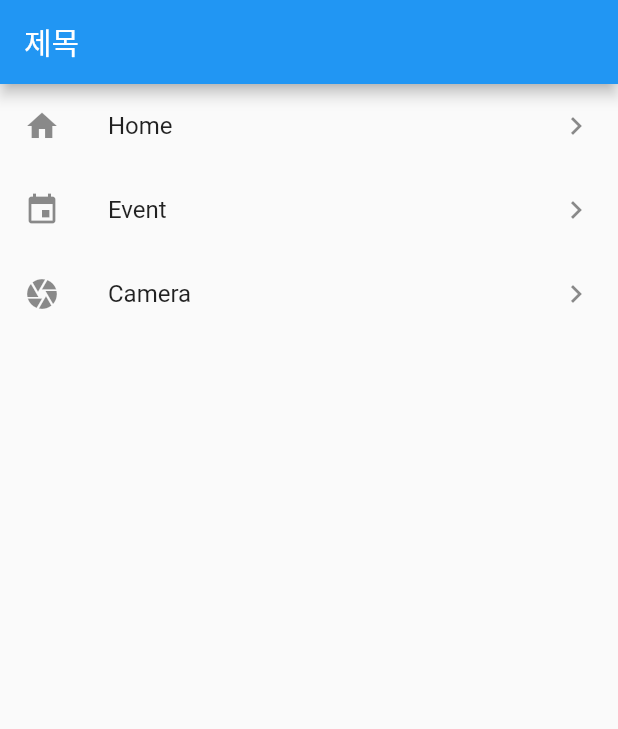
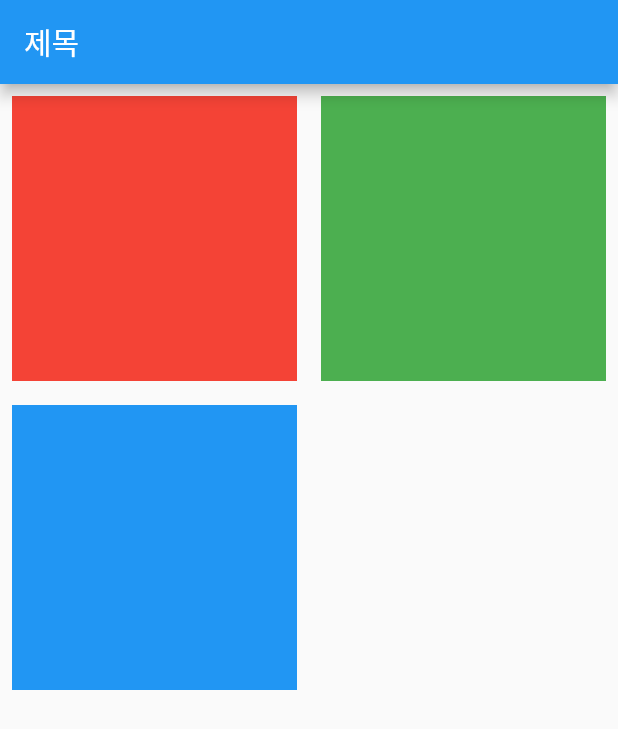
Before and after one commit to peactor/widgets, a Flutter app: the screen it shows after launch, on a phone screen of 412 x 824 dp. Shown: the top 729 px of the screen. Run offline on Flutter 3.47's test engine with Material 2 defaults, Android fonts, the phone set to English and light mode, and no system bars.

```diff
--- a/lib/main.dart
+++ b/lib/main.dart
@@ -26,32 +26,34 @@ class MyHomePage extends StatelessWidget {
         title: Text('제목'),
       ),
       body:
-        ListView(
-          scrollDirection: Axis.vertical,
-          children: <Widget>[
-            ListTile(
-              leading:Icon(Icons.home),
-              title: Text('Home'),
-              trailing:Icon(Icons.navigate_next),
-              onTap: (){},
-            ),
-            ListTile(
-              leading: Icon(Icons.event),
-              title: Text('Event'),
-              trailing: Icon(Icons.navigate_next),
-              onTap:(){},
-            ),
-            ListTile(
-              leading: Icon(Icons.camera),
-              title:Text('Camera'),
-              trailing: Icon(Icons.navigate_next),
-              onTap: (){},
-            ),
-          ],
 
+    GridView.count(
+      crossAxisCount:2,
+      children: <Widget>[
+        Container(
+          color:Colors.red,
+          width: 100,
+          height:100,
+          padding:const EdgeInsets.all(8.0),
+          margin:const EdgeInsets.all(8.0),
+        ),
+        Container(
+          color:Colors.green,
+          width: 100,
+          height:100,
+          padding:const EdgeInsets.all(8.0),
+          margin:const EdgeInsets.all(8.0),
+        ),
+        Container(
+          color:Colors.blue,
+          width: 100,
+          height:100,
+          padding:const EdgeInsets.all(8.0),
+          margin:const EdgeInsets.all(8.0),
         ),
 
-
+      ],
+    ),
     );
   }
 }
```
